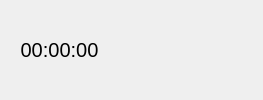
Above: Lab2/timerlistitem.ui from JustTaya/uniProjects_secondYear before the change. Below: the same form after it.
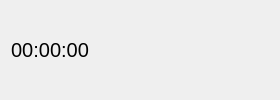
That is the form after the change. Icons and pictures are not drawn.

```diff
--- a/Lab2/timerlistitem.ui
+++ b/Lab2/timerlistitem.ui
@@ -107,6 +107,13 @@
      </property>
     </widget>
    </item>
+   <item>
+    <widget class="QPushButton" name="editButton">
+     <property name="text">
+      <string/>
+     </property>
+    </widget>
+   </item>
   </layout>
  </widget>
  <resources/>
```
Left out of the diff: 10 changed lines with no effect on the pictures.
